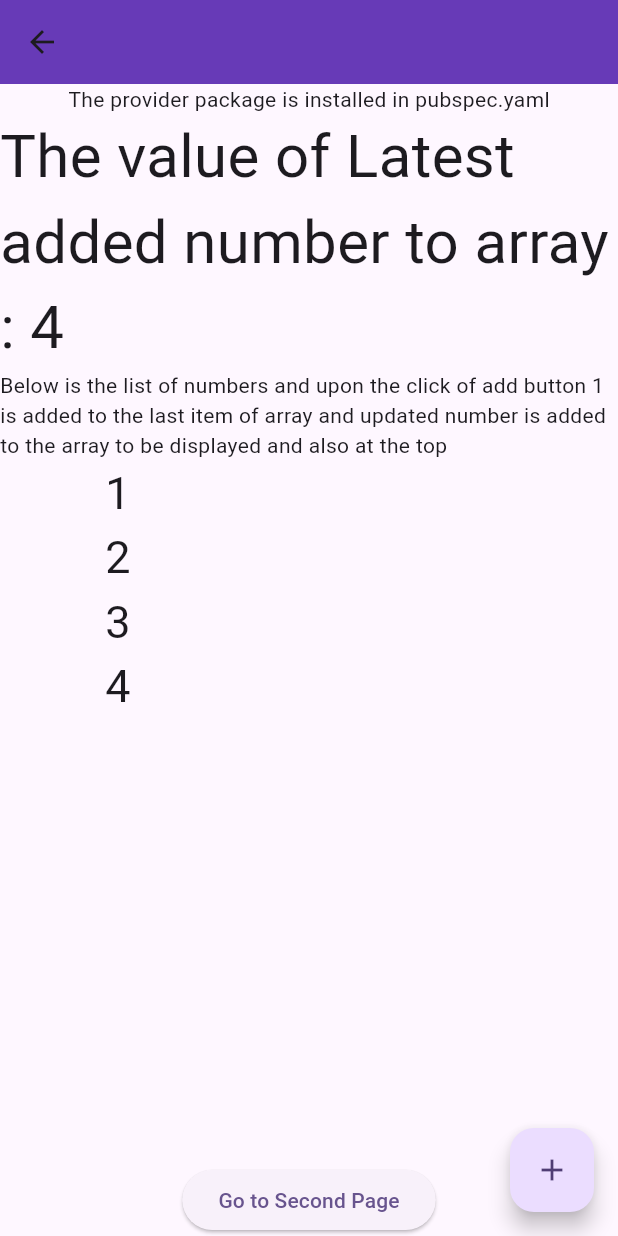
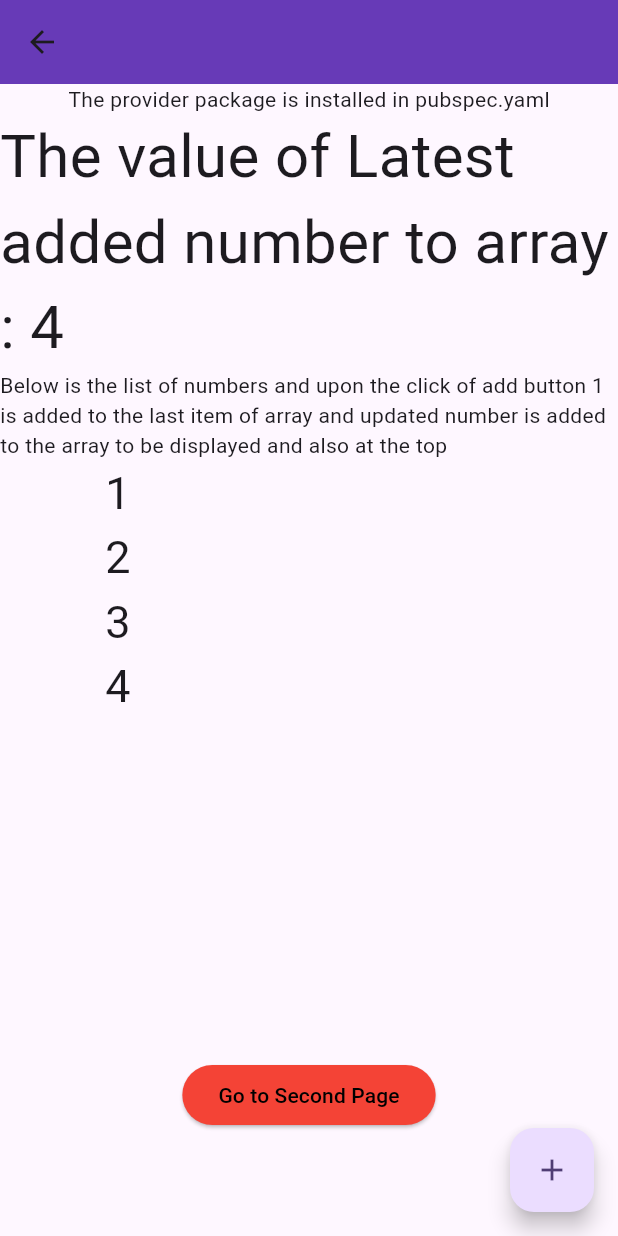
Before and after one commit to roman-khattak/provider_state_management, a Flutter app: the Home screen opened directly, on a phone screen of 412 x 824 dp. Run offline on Flutter 3.47's test engine with Material 2 defaults, Android fonts, the phone set to English and light mode, and no system bars; missing offline and left inert: dart:js.

Commit message:
This is my work on Provider State Management 1- Counter 2- Brightness Control 3- Add to Cart 4- Change Theme

```diff
--- a/lib/counter_screen/home.dart
+++ b/lib/counter_screen/home.dart
@@ -56,12 +56,15 @@ class Home extends StatelessWidget {
                 ),
 
                 ElevatedButton(
+                  style: ButtonStyle(backgroundColor: MaterialStatePropertyAll(Colors.red)),
                     onPressed: () {
                       Navigator.push(context, MaterialPageRoute(builder: (context) {
                         return const SecondPage();
                       },));
                     },
-                    child: Text("Go to Second Page")),
+                    child: Text("Go to Second Page",style: TextStyle(color: Colors.black),)),
+
+                SizedBox(height: 70,)
               ],
             ),
           ),
```
